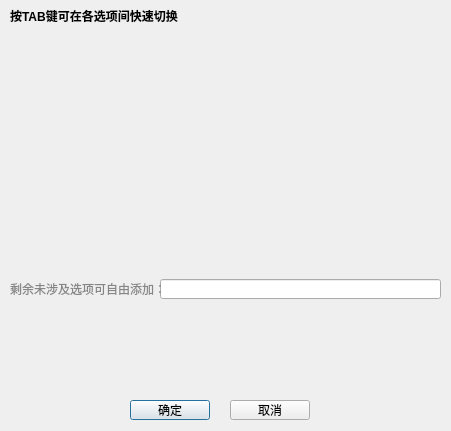
Before: the Qt Designer form gmt_psbasemap.ui in CovMat/GMT-mini-GUI, drawn with Qt 5.
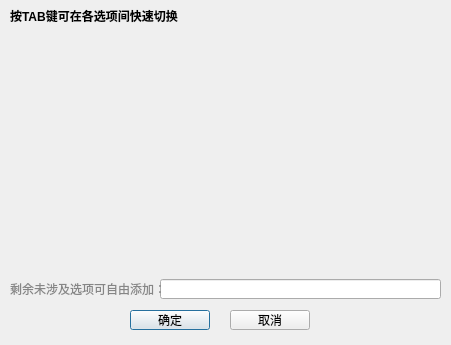
After: the same form once the commit is applied.

Patch:
```diff
--- a/gmt_psbasemap.ui
+++ b/gmt_psbasemap.ui
@@ -7,7 +7,7 @@
     <x>0</x>
     <y>0</y>
     <width>451</width>
-    <height>431</height>
+    <height>345</height>
    </rect>
   </property>
   <property name="windowTitle">
@@ -66,7 +66,7 @@
    <property name="geometry">
     <rect>
      <x>130</x>
-     <y>400</y>
+     <y>310</y>
      <width>80</width>
      <height>20</height>
     </rect>
@@ -79,7 +79,7 @@
    <property name="geometry">
     <rect>
      <x>230</x>
-     <y>400</y>
+     <y>310</y>
      <width>80</width>
      <height>20</height>
     </rect>
```
